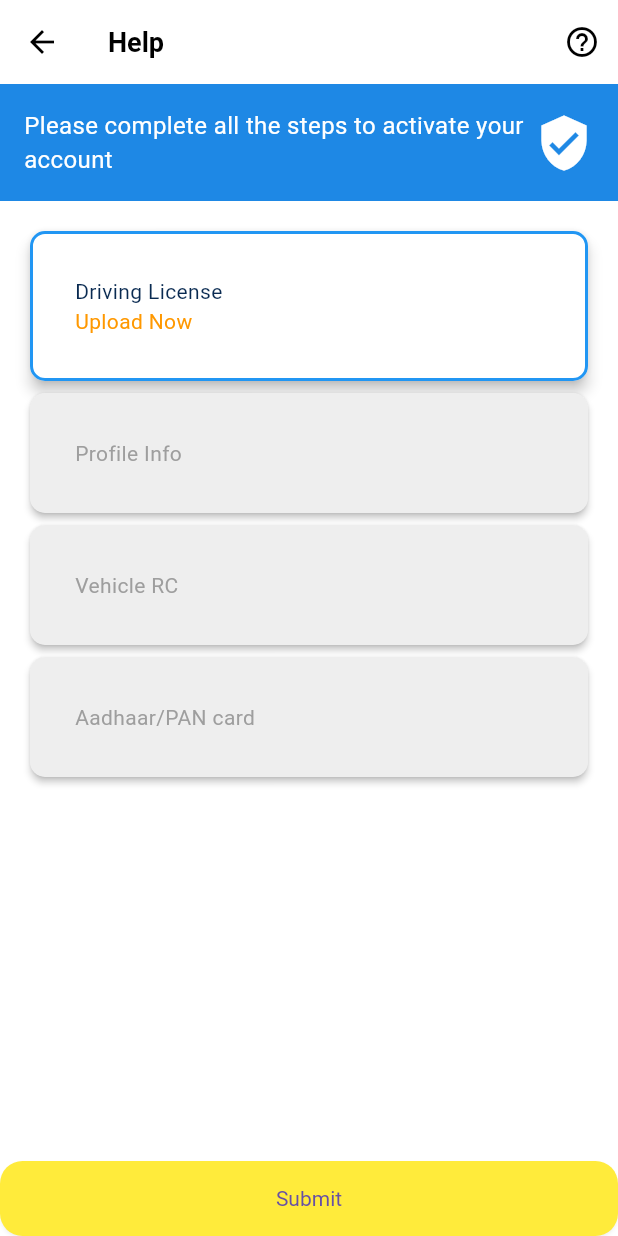
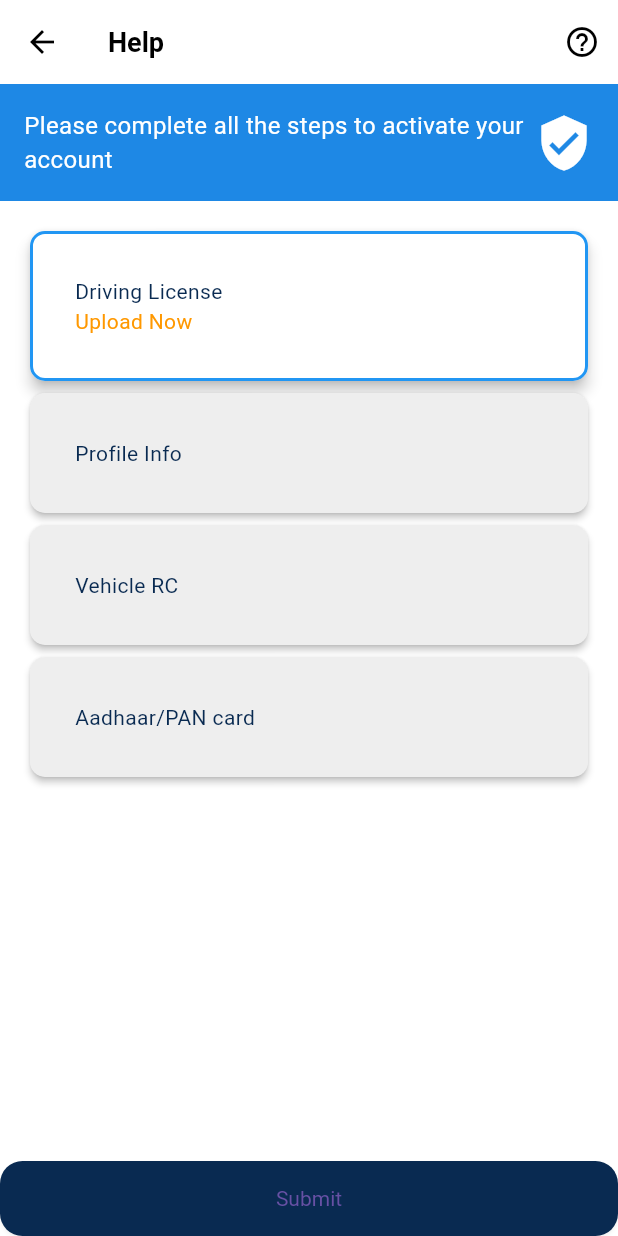
Before and after one commit to princeGithub999/Tripto-Driver, a Flutter app: the FormFillupScreen screen opened directly, on a phone screen of 412 x 824 dp. Run offline on Flutter 3.47's test engine with Material 3 defaults, Android fonts, the phone set to English and light mode, and no system bars; our stand-ins replace firebase_auth, firebase_core, fluttertoast, geolocator, get, google_fonts and 6 more; accounts and stored records are empty.

Commit message:
change color

```diff
--- a/lib/view/screen/profile_details_screen/aadhaar_pan_details.dart
+++ b/lib/view/screen/profile_details_screen/aadhaar_pan_details.dart
@@ -129,7 +129,7 @@ class AdharPanPage extends StatelessWidget {
     return ElevatedButton(
       onPressed: provider.isFormComplete ? () {} : null,
       style: ElevatedButton.styleFrom(
-        backgroundColor: provider.isFormComplete ? AppColors.blue900 : Colors.grey,
+        backgroundColor: provider.isFormComplete ? AppColors.blue900 : AppColors.blue900,
         minimumSize: const Size(360, 50),
         shape: RoundedRectangleBorder(
           borderRadius: BorderRadius.circular(12),
--- a/lib/view/screen/profile_details_screen/driving_licence_details.dart
+++ b/lib/view/screen/profile_details_screen/driving_licence_details.dart
@@ -77,7 +77,7 @@ class DrivingLicenseDetails extends StatelessWidget {
     return ElevatedButton(
       onPressed: provider.isFormComplete ? () {} : null,
       style: ElevatedButton.styleFrom(
-        backgroundColor: provider.isFormComplete ? AppColors.blue900: Colors.grey,
+        backgroundColor: provider.isFormComplete ? AppColors.blue900: AppColors.blue900,
         minimumSize: const Size(360, 50),
         shape: RoundedRectangleBorder(borderRadius: BorderRadius.circular(12)),
       ),
--- a/lib/view/screen/profile_details_screen/form_fillup_screen.dart
+++ b/lib/view/screen/profile_details_screen/form_fillup_screen.dart
@@ -67,7 +67,7 @@ class FormFillupScreen extends StatelessWidget {
           SizedBox(height: 30),
           ElevatedButton(
             style: ElevatedButton.styleFrom(
-              backgroundColor: Colors.yellow,
+              backgroundColor: AppColors.blue900,
               shape: RoundedRectangleBorder(borderRadius: BorderRadius.circular(15)),
               shadowColor: Colors.black26,
               minimumSize: Size(double.infinity, 50),
@@ -101,7 +101,7 @@ class FormFillupScreen extends StatelessWidget {
             children: [
               Text(
                 title,
-                style: TextStyle(color: isSelected ? AppColors.blue900 : Colors.grey),
+                style: TextStyle(color: isSelected ? AppColors.blue900 : AppColors.blue900),
               ),
               if (isSelected)
                 const Text(
--- a/lib/view/screen/profile_details_screen/profile_screen.dart
+++ b/lib/view/screen/profile_details_screen/profile_screen.dart
@@ -47,7 +47,7 @@ class ProfileUpdate extends StatelessWidget {
                 // Submit action here
               } : null,
               style: ElevatedButton.styleFrom(
-                backgroundColor: profileProvider.isFormComplete ? AppColors.blue900 : Colors.grey,
+                backgroundColor: profileProvider.isFormComplete ? AppColors.blue900 : AppColors.blue900,
                 minimumSize: Size(double.infinity, 50),
                 shape: RoundedRectangleBorder(borderRadius: BorderRadius.circular(15)),
                 shadowColor: Colors.black26,
--- a/lib/view/screen/profile_details_screen/vehicle_rc.dart
+++ b/lib/view/screen/profile_details_screen/vehicle_rc.dart
@@ -109,7 +109,7 @@ class VehicleRc extends StatelessWidget {
     return ElevatedButton(
       onPressed: provider.isFormComplete ? () {} : null,
       style: ElevatedButton.styleFrom(
-        backgroundColor: provider.isFormComplete ? AppColors.blue900 : Colors.grey,
+        backgroundColor: provider.isFormComplete ? AppColors.blue900 : AppColors.blue900,
         minimumSize: const Size(360, 50),
         shape: RoundedRectangleBorder(
           borderRadius: BorderRadius.circular(12),
```
